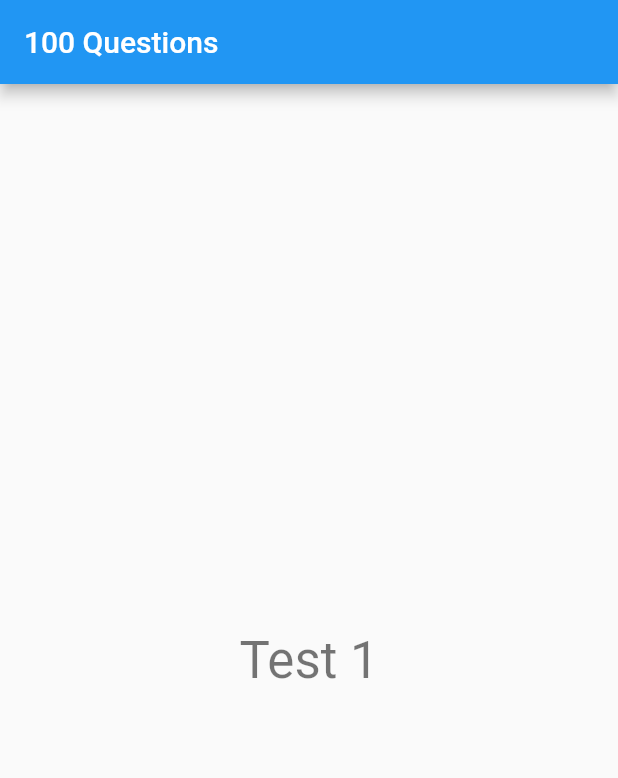
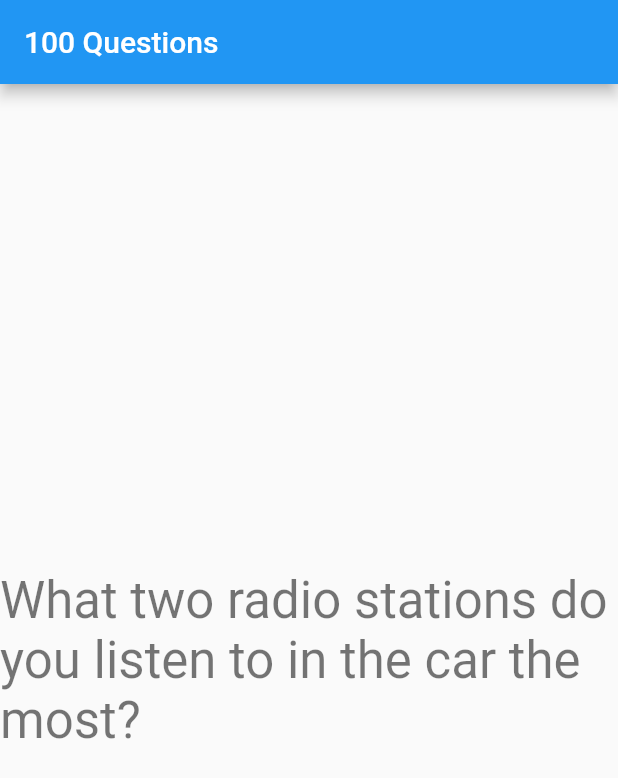
Before and after one commit to Tom-Waw/hundred-questions, a Flutter app: the screen it shows after launch, on a phone screen of 412 x 824 dp. Shown: the top 778 px of the screen. Run offline on Flutter 3.47's test engine with Material 2 defaults, Android fonts, the phone set to English and light mode, and no system bars.

Commit message:
add: questions

```diff
--- a/lib/main.dart
+++ b/lib/main.dart
@@ -40,11 +40,106 @@
 class _MyHomePageState extends State<MyHomePage> {
   String? _currentQuestion;
   final List<String> _questions = [
-    "Test 1",
-    "Test 2",
-    "Test 3",
-    "Test 4",
-    "Test 5",
+    "Who is your hero?",
+    "If you could live anywhere, where would it be?",
+    "What is your biggest fear?",
+    "What is your favorite family vacation?",
+    "What would you change about yourself if you could?",
+    "What really makes you angry?",
+    "What motivates you to work hard?",
+    "What is your favorite thing about your career?",
+    "What is your biggest complaint about your job?",
+    "What is your proudest accomplishment?",
+    "What is your child's proudest accomplishment?",
+    "What is your favorite book to read?",
+    "What makes you laugh the most?",
+    "What was the last movie you went to? What did you think?",
+    "What did you want to be when you were small?",
+    "What does your child want to be when he/she grows up?",
+    "If you could choose to do anything for a day, what would it be?",
+    "What is your favorite game or sport to watch and play?",
+    "Would you rather ride a bike, ride a horse, or drive a car?",
+    "What would you sing at Karaoke night?",
+    "What two radio stations do you listen to in the car the most?",
+    "Which would you rather do: wash dishes, mow the lawn, clean the bathroom, or vacuum the house?",
+    "If you could hire someone to help you, would it be with cleaning, cooking, or yard work?",
+    "If you could only eat one meal for the rest of your life, what would it be?",
+    "Who is your favorite author?",
+    "Have you ever had a nickname? What is it?",
+    "Do you like or dislike surprises? Why or why not?",
+    "In the evening, would you rather play a game, visit a relative, watch a movie, or read?",
+    "Would you rather vacation in Hawaii or Alaska, and why?",
+    "Would you rather win the lottery or work at the perfect job? And why?",
+    "Who would you want to be stranded with on a deserted island?",
+    "If money was no object, what would you do all day?",
+    "If you could go back in time, what year would you travel to?",
+    "How would your friends describe you?",
+    "What are your hobbies?",
+    "What is the best gift you have been given?",
+    "What is the worst gift you have received?",
+    "Aside from necessities, what one thing could you not go a day without?",
+    "List two pet peeves.",
+    "Where do you see yourself in five years?",
+    "How many pairs of shoes do you own?",
+    "If you were a super-hero, what powers would you have?",
+    "What would you do if you won the lottery?",
+    "What form of public transportation do you prefer? (air, boat, train, bus, car, etc.)",
+    "What's your favorite zoo animal?",
+    "If you could go back in time to change one thing, what would it be?",
+    "If you could share a meal with any 4 individuals, living or dead, who would they be?",
+    "How many pillows do you sleep with?",
+    "What's the longest you've gone without sleep (and why)?",
+    "What's the tallest building you've been to the top in?",
+    "Would you rather trade intelligence for looks or looks for intelligence?",
+    "How often do you buy clothes?",
+    "Have you ever had a secret admirer?",
+    "What's your favorite holiday?",
+    "What's the most daring thing you've ever done?",
+    "What was the last thing you recorded on TV?",
+    "What was the last book you read?",
+    "What's your favorite type of foreign food?",
+    "Are you a clean or messy person?",
+    "Who would you want to play you in a movie of your life?",
+    "How long does it take you to get ready in the morning?",
+    "What kitchen appliance do you use every day?",
+    "What's your favorite fast food chain?",
+    "What's your favorite family recipe?",
+    "Do you love or hate rollercoasters?",
+    "What's your favorite family tradition?",
+    "What is your favorite childhood memory?",
+    "What's your favorite movie?",
+    "How old were you when you learned Santa wasn't real? How did you find out?",
+    "Is your glass half full or half empty?",
+    "What's the craziest thing you've done in the name of love?",
+    "What three items would you take with you on a deserted island?",
+    "What was your favorite subject in school?",
+    "What's the most unusual thing you've ever eaten?",
+    "Do you collect anything?",
+    "Is there anything you wished would come back into fashion?",
+    "Are you an introvert or an extrovert?",
+    "Which of the five senses would you say is your strongest?",
+    "Have you ever had a surprise party? (that was an actual surprise)",
+    "Are you related or distantly related to anyone famous?",
+    "What do you do to keep fit?",
+    "Does your family have a “motto” - spoken or unspoken?",
+    "If you were ruler of your own country what would be the first law you would introduce?",
+    "Who was your favorite teacher in school and why?",
+    "What three things do you think of the most each day?",
+    "If you had a warning label, what would yours say?",
+    "What song would you say best sums you up?",
+    "What celebrity would you like to meet at Starbucks for a cup of coffee?",
+    "Who was your first crush?",
+    "What's the most interesting thing you can see out of your office or kitchen window?",
+    "On a scale of 1-10 how funny would you say you are?",
+    "Where do you see yourself in 10 years?",
+    "What was your first job?",
+    "If you could join any past or current music group which would you want to join?",
+    "How many languages do you speak?",
+    "What is your favorite family holiday tradition?",
+    "Who is the most intelligent person you know?",
+    "If you had to describe yourself as an animal, which one would it be?",
+    "What is one thing you will never do again?",
+    "Who knows you the best?",
   ];
 
   @override
```
